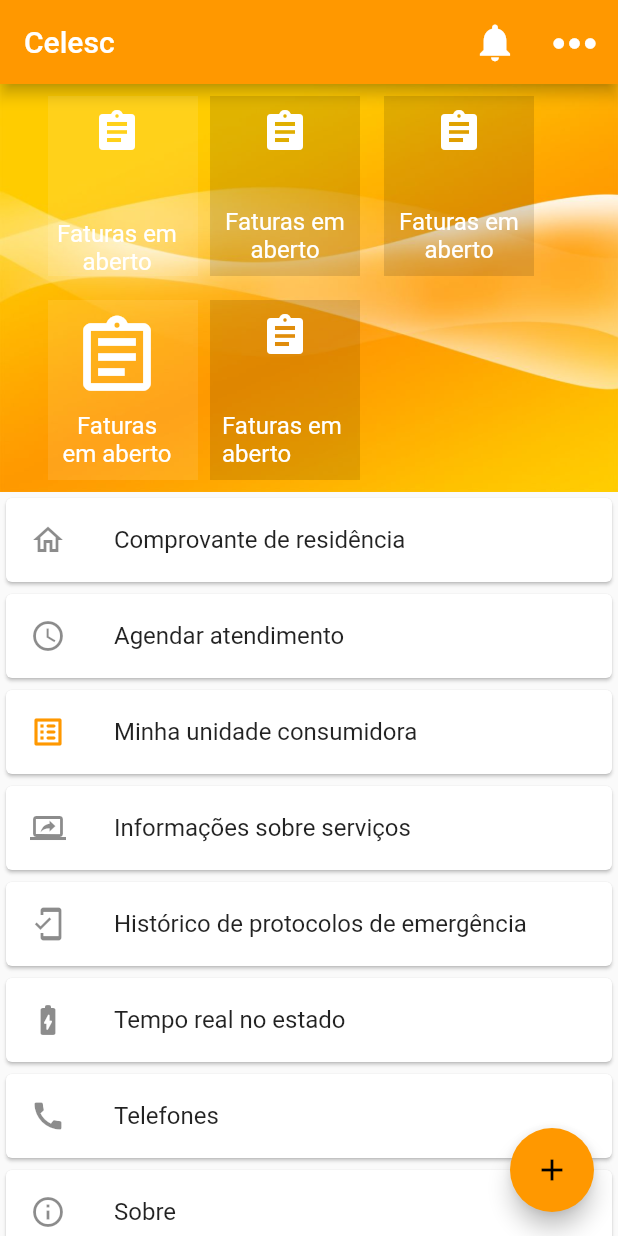
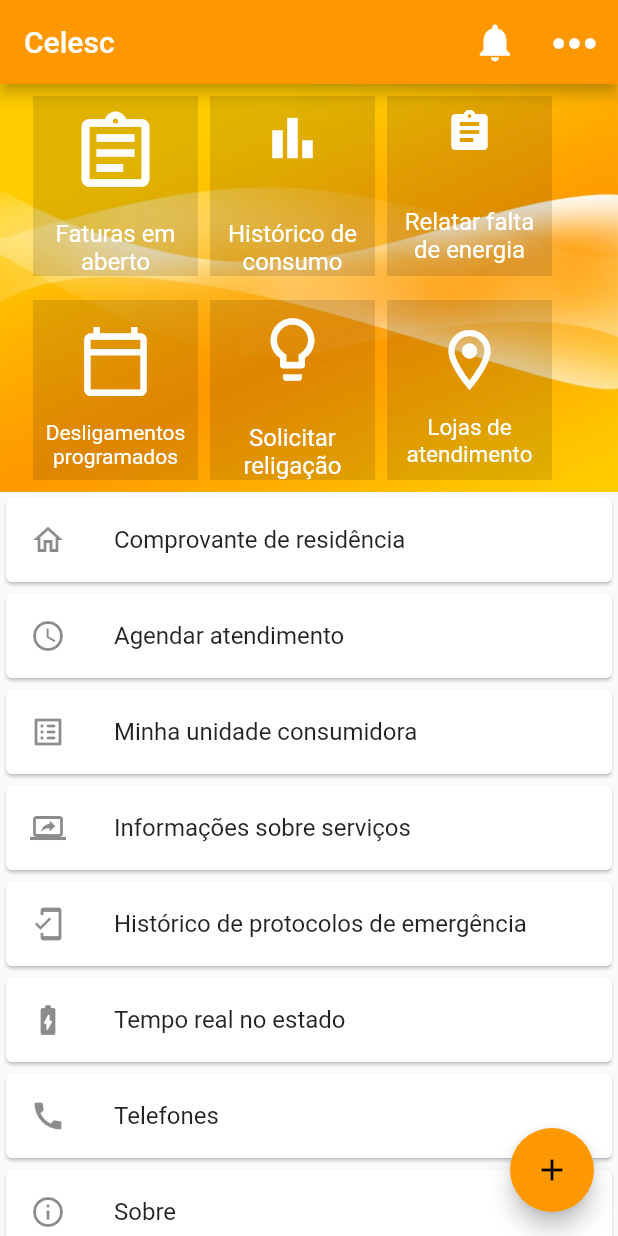
Before and after one commit to WillianLauber/appClone, a Flutter app: the screen it shows after launch, on a phone screen of 412 x 824 dp. Run offline on Flutter 3.47's test engine with Material 2 defaults, Android fonts, the phone set to English and light mode, and no system bars; our stand-ins replace pdf, sqflite; missing offline and left inert: flutter_full_pdf_viewer; accounts and stored records are empty.

Commit message:
banco de dados

```diff
--- a/lib/main.dart
+++ b/lib/main.dart
@@ -30,8 +30,8 @@
           bodyText1: TextStyle(),
           bodyText2: TextStyle(),
         ).apply(
-          bodyColor: Colors.white,
-          displayColor: Colors.orange,
+          // bodyColor: Colors.white,
+          displayColor: Colors.white,
         ),
         primarySwatch: Colors.orange,
         accentColor: Colors.orange,
@@ -39,9 +39,10 @@
           bodyText1: TextStyle(),
           bodyText2: TextStyle(),
         ).apply(
-          bodyColor: Colors.white,
-          displayColor: Colors.orange,
+          // bodyColor: Colors.white,
+          displayColor: Colors.white,
         ),
+
         // This makes the visual density adapt to the platform that you run
         // the app on. For desktop platforms, the controls will be smaller and
         // closer together (more dense) than on mobile platforms.
@@ -153,51 +154,48 @@
                 // shape: BoxShape.circle, para deixá-lo quadrado
               ),
               child: Padding(
-                padding: const EdgeInsets.only(left: 32.0),
+                padding: const EdgeInsets.only(left: 22.0),
                 child: Column(
                   children: [
                     Row(children: <Widget>[
                       Container(
-                          padding: EdgeInsets.only(top: 8.0),
-                          color: Colors.white10,
-                          width: 100,
-                          height: 120,
-                          child: Padding(
-                            padding: const EdgeInsets.only(right: 8.0),
-                            child: Column(
-                                mainAxisAlignment:
-                                    MainAxisAlignment.spaceBetween,
-                                crossAxisAlignment: CrossAxisAlignment.center,
-                                children: <Widget>[
-                                  Icon(Icons.assignment,
-                                      color: Colors.white, size: 32.0),
-                                  Center(
-                                      child: Text(
-                                    'Faturas em aberto',
-                                    style: TextStyle(
-                                      color: Colors.white,
-                                      fontSize: 16.0,
-                                    ),
-                                    textAlign: TextAlign.center,
-                                  )),
-                                ]),
-                          )),
+                        padding: EdgeInsets.only(top: 8.0),
+                        color: Colors.black12,
+                        width: 110,
+                        height: 120,
+                        child: Column(
+                            mainAxisAlignment: MainAxisAlignment.spaceBetween,
+                            crossAxisAlignment: CrossAxisAlignment.center,
+                            children: <Widget>[
+                              Icon(Icons.assignment_outlined,
+                                  color: Colors.white, size: 60.0),
+                              Center(
+                                  child: Text(
+                                'Faturas em aberto',
+                                style: TextStyle(
+                                  color: Colors.white,
+                                  fontSize: 16.0,
+                                ),
+                                textAlign: TextAlign.center,
+                              )),
+                            ]),
+                      ),
                       Padding(
-                        padding: const EdgeInsets.all(8.0),
-                        child: Container(
-                            padding: EdgeInsets.all(8.0),
+                        padding: const EdgeInsets.only(top: 0.0, left:8),
+                        child:     Container(
+                            padding: EdgeInsets.only(top: 8.0),
                             color: Colors.black12,
-                            width: 100,
+                            width: 110,
                             height: 120,
                             child: Column(
                                 mainAxisAlignment:
                                     MainAxisAlignment.spaceBetween,
                                 crossAxisAlignment: CrossAxisAlignment.center,
                                 children: <Widget>[
-                                  Icon(Icons.assignment,
-                                      color: Colors.white, size: 32.0),
+                                  Icon(Icons.bar_chart_outlined,
+                                      color: Colors.white, size: 40.0),
                                   Text(
-                                    'Faturas em aberto',
+                                    'Histórico de consumo',
                                     style: TextStyle(
                                       color: Colors.white,
                                       fontSize: 16.0,
@@ -211,7 +209,7 @@
                         child: Container(
                             padding: EdgeInsets.all(8.0),
                             color: Colors.black12,
-                            width: 100,
+                            width: 110,
                             height: 120,
                             child: Column(
                                 mainAxisAlignment:
@@ -221,7 +219,7 @@
                                   Icon(Icons.assignment,
                                       color: Colors.white, size: 32.0),
                                   Text(
-                                    'Faturas em aberto',
+                                    'Relatar falta de energia',
                                     style: TextStyle(
                                       color: Colors.white,
                                       fontSize: 16.0,
@@ -233,52 +231,82 @@
                     ]),
                     Row(children: <Widget>[
                       Container(
-                          padding: EdgeInsets.all(8.0),
-                          color: Colors.white10,
-                          width: 100,
+                          padding: EdgeInsets.only(top: 8.0),
+                          color: Colors.black12,
+                          width: 110,
                           height: 120,
                           child: Padding(
-                            padding: const EdgeInsets.only(right: 8.0),
+                            padding: const EdgeInsets.all(8.0),
                             child: Column(
                                 mainAxisAlignment:
                                     MainAxisAlignment.spaceBetween,
                                 crossAxisAlignment: CrossAxisAlignment.center,
                                 children: <Widget>[
-                                  Icon(Icons.assignment_outlined,
-                                      color: Colors.white, size: 60.0),
+                                  Icon(Icons.calendar_today_outlined,
+                                      color: Colors.white, size: 50.0),
                                   Center(
                                       child: Text(
-                                    'Faturas em aberto',
+                                    'Desligamentos programados',
                                     style: TextStyle(
                                       color: Colors.white,
-                                      fontSize: 16.0,
+                                      fontSize: 14.0,
                                     ),
                                     textAlign: TextAlign.center,
                                   )),
                                 ]),
                           )),
                       Padding(
-                        padding: const EdgeInsets.all(8.0),
+                        padding: const EdgeInsets.only(top: 0.0, left:8),
                         child: Container(
-                            padding: EdgeInsets.all(8.0),
+                            padding: EdgeInsets.only(top: 8.0),
                             color: Colors.black12,
-                            width: 100,
+                            width: 110,
                             height: 120,
                             child: Column(
                                 mainAxisAlignment:
                                     MainAxisAlignment.spaceBetween,
                                 crossAxisAlignment: CrossAxisAlignment.center,
                                 children: <Widget>[
-                                  Icon(Icons.assignment,
-                                      color: Colors.white, size: 32.0),
-                                  Text('Faturas em aberto',
-                                      style: TextStyle(
-                                        color: Colors.white,
-                                        fontSize: 16.0,
-                                      )),
+                                  Icon(Icons.lightbulb_outline_rounded,
+                                      color: Colors.white, size: 50.0),
+                                  Text(
+                                    'Solicitar religação',
+                                    style: TextStyle(
+                                      color: Colors.white,
+                                      fontSize: 16.0,
+                                    ),
+                                    textAlign: TextAlign.center,
+                                  )
                                 ])),
                       ),
-                    ])
+                      Padding(
+                        padding: const EdgeInsets.all(8.0),
+                        child: Container(
+                            padding: EdgeInsets.only(top: 8.0),
+                            color: Colors.black12,
+                            width: 110,
+                            height: 120,
+                            child: Padding(
+                                padding: const EdgeInsets.all(8.0),
+                                child: Column(
+                                    mainAxisAlignment:
+                                        MainAxisAlignment.spaceBetween,
+                                    crossAxisAlignment:
+                                        CrossAxisAlignment.center,
+                                    children: <Widget>[
+                                      Icon(Icons.location_on_outlined,
+                                          color: Colors.white, size: 48.0),
+                                      Text(
+                                        'Lojas de atendimento',
+                                        style: TextStyle(
+                                          color: Colors.white,
+                                          fontSize: 15.0,
+                                        ),
+                                        textAlign: TextAlign.center,
+                                      )
+                                    ]))),
+                      ),
+                    ]),
                   ],
                 ),
               ),
@@ -305,7 +333,7 @@
             )),
             Card(
                 child: ListTile(
-              leading: Icon(Icons.list_alt_rounded, color: Colors.orange),
+              leading: Icon(Icons.list_alt_rounded, ),
               title: Text("Minha unidade consumidora"),
               onTap: () {
                 print('card pressed');
--- a/pubspec.yaml
+++ b/pubspec.yaml
@@ -32,6 +32,8 @@
   flutter_full_pdf_viewer: ^1.0.6
   path_provider: ^1.5.1
   url_launcher: ^5.4.2
+  sqflite: ^1.3.2+1
+  path:
 
 dev_dependencies:
   flutter_test:
```
Also changed, not shown: lib/database/app_database.dart (added, +44 -0 lines), lib/models/UnidadeConsumidora.dart (added, +15 -0 lines), lib/screens/sobre.dart (+10 -4 lines), pubspec.lock.
